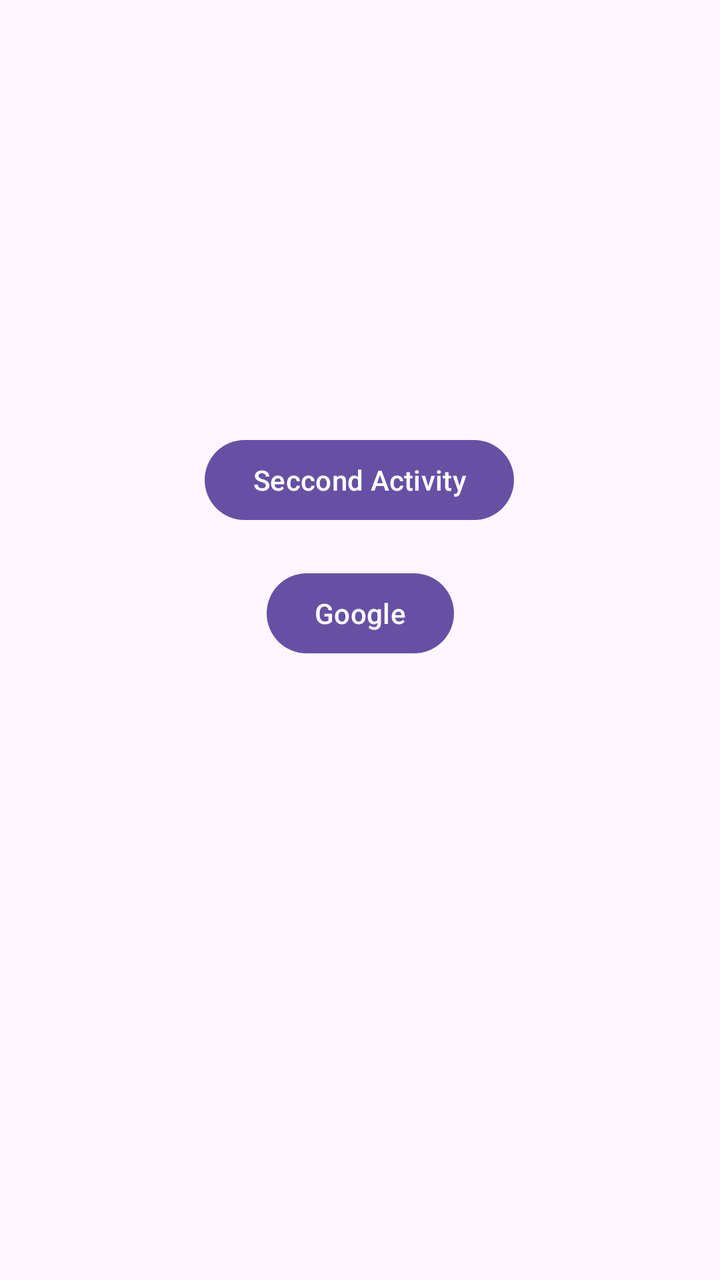
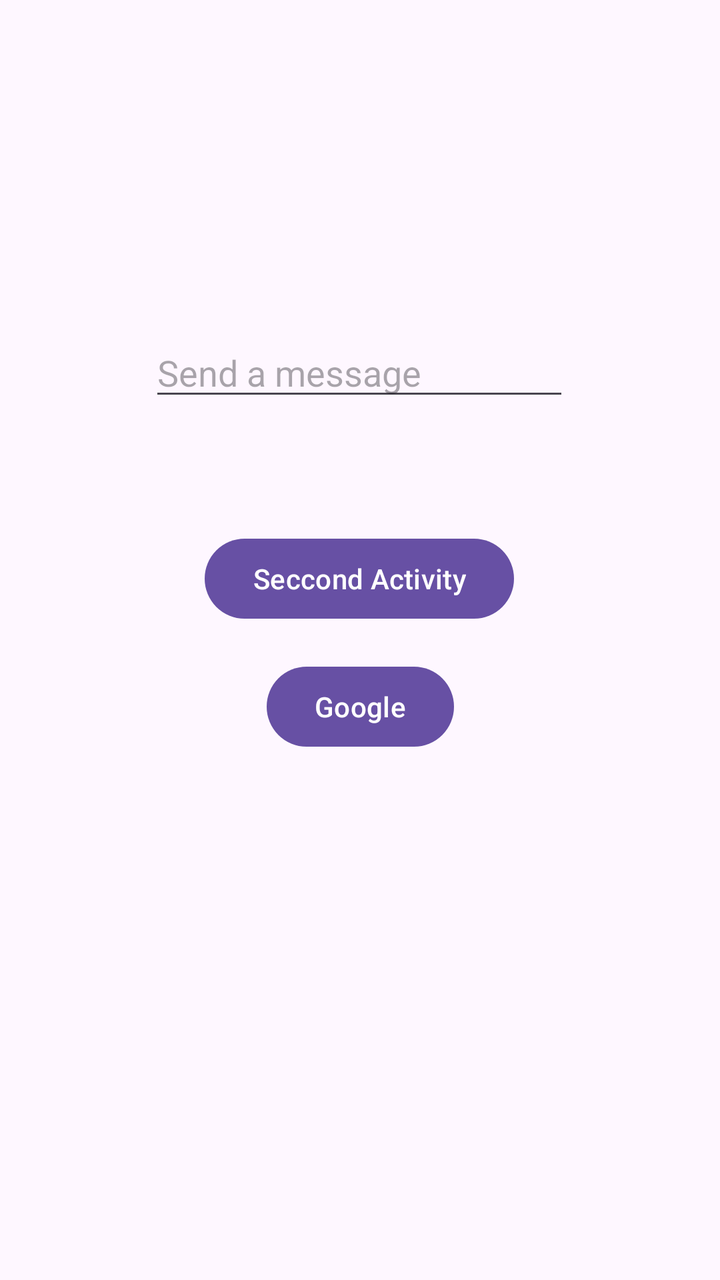

Screens rendered from an Android XML layout before and after an edit, with the pre-edit source and the edit as a unified diff.
<!-- AndroidManifest.xml: application theme Theme.Quciklauncher -->
<!-- res/layout/activity_main.xml -->
<?xml version="1.0" encoding="utf-8"?>
<androidx.constraintlayout.widget.ConstraintLayout xmlns:android="http://schemas.android.com/apk/res/android"
    xmlns:app="http://schemas.android.com/apk/res-auto"
    xmlns:tools="http://schemas.android.com/tools"
    android:id="@+id/main"
    android:layout_width="match_parent"
    android:layout_height="match_parent"
    tools:context=".MainActivity">

    <Button
        android:id="@+id/secActivityButton"
        android:layout_width="wrap_content"
        android:layout_height="wrap_content"
        android:layout_marginTop="216dp"
        android:text="Seccond Activity"
        app:layout_constraintEnd_toEndOf="parent"
        app:layout_constraintHorizontal_bias="0.498"
        app:layout_constraintStart_toStartOf="parent"
        app:layout_constraintTop_toTopOf="parent" />

    <Button
        android:id="@+id/googloButton"
        android:layout_width="wrap_content"
        android:layout_height="wrap_content"
        android:text="Google"
        app:layout_constraintBottom_toBottomOf="parent"
        app:layout_constraintEnd_toEndOf="parent"
        app:layout_constraintStart_toStartOf="parent"
        app:layout_constraintTop_toBottomOf="@+id/secActivityButton"
        app:layout_constraintVertical_bias="0.057" />
</androidx.constraintlayout.widget.ConstraintLayout>
<!-- resources referenced by this layout -->
<resources>
  <style name="Theme.Quciklauncher" parent="Base.Theme.Quciklauncher" />
  <style name="Base.Theme.Quciklauncher" parent="Theme.Material3.DayNight.NoActionBar">
          
          
      </style>
</resources>

<!-- the commit's change to res/layout/activity_main.xml (unified diff, before → after) -->
@@ -11,12 +11,12 @@
         android:id="@+id/secActivityButton"
         android:layout_width="wrap_content"
         android:layout_height="wrap_content"
-        android:layout_marginTop="216dp"
+        android:layout_marginTop="60dp"
         android:text="Seccond Activity"
         app:layout_constraintEnd_toEndOf="parent"
         app:layout_constraintHorizontal_bias="0.498"
         app:layout_constraintStart_toStartOf="parent"
-        app:layout_constraintTop_toTopOf="parent" />
+        app:layout_constraintTop_toBottomOf="@+id/messageTextEdit" />
 
     <Button
         android:id="@+id/googloButton"
@@ -28,4 +28,17 @@
         app:layout_constraintStart_toStartOf="parent"
         app:layout_constraintTop_toBottomOf="@+id/secActivityButton"
         app:layout_constraintVertical_bias="0.057" />
+
+    <EditText
+        android:id="@+id/messageTextEdit"
+        android:layout_width="wrap_content"
+        android:layout_height="wrap_content"
+        android:layout_marginTop="164dp"
+        android:ems="10"
+        android:hint="Send a message"
+        android:inputType="text"
+        app:layout_constraintEnd_toEndOf="parent"
+        app:layout_constraintHorizontal_bias="0.497"
+        app:layout_constraintStart_toStartOf="parent"
+        app:layout_constraintTop_toTopOf="parent" />
 </androidx.constraintlayout.widget.ConstraintLayout>
